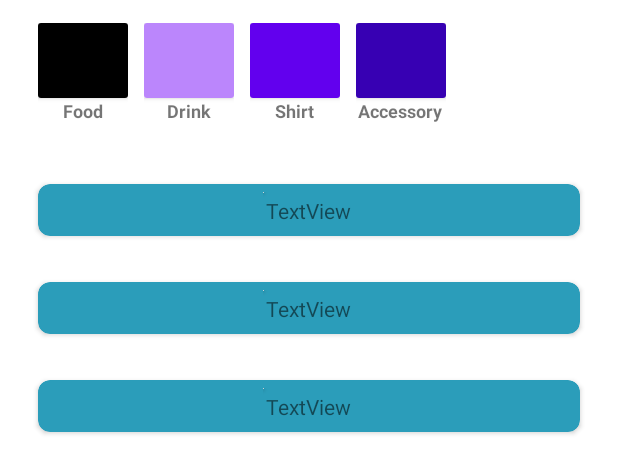
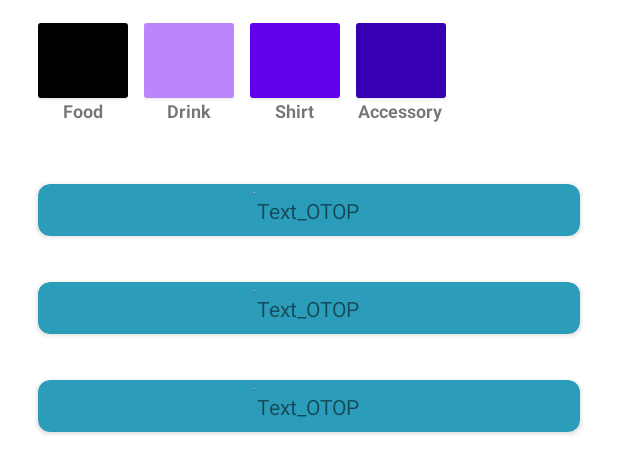
Before and after one commit to teamlove29/atChiangMai, an Android app: the layout activity_otop.xml on its own in the app's theme, with its tools: preview values and no code run, on a phone screen of 412 x 824 dp. Shown: the top 473 px of the screen. Run offline under Robolectric (Android 15) with nearby library versions, the phone set to English and light mode, and no system bars.

Commit message:
Added: Get Data From Firestore Remain: Edit UI

```diff
--- a/app/src/main/AndroidManifest.xml
+++ b/app/src/main/AndroidManifest.xml
@@ -1,6 +1,8 @@
 <?xml version="1.0" encoding="utf-8"?>
 <manifest xmlns:android="http://schemas.android.com/apk/res/android"
     package="com.alw.atchiangmai">
+
+    <uses-permission android:name="android.permission.INTERNET" />
 
     <application
         android:allowBackup="true"
@@ -12,7 +14,7 @@
 <!--        <activity android:name=".activity.OTOPActivity" android:parentActivityName=".activity.MainActivity"/>-->
 
         <!--    Main Activity    -->
-        <activity android:name=".activity.OTOPActivity">
+        <activity android:name=".OTOPActivity">
             <intent-filter>
                 <action android:name="android.intent.action.MAIN" />
 
--- a/app/src/main/java/com/alw/atchiangmai/activity/MainActivity.kt
+++ b/app/src/main/java/com/alw/atchiangmai/MainActivity.kt
@@ -1,9 +1,8 @@
-package com.alw.atchiangmai.activity
+package com.alw.atchiangmai
 
 import android.content.Intent
 import androidx.appcompat.app.AppCompatActivity
 import android.os.Bundle
-import com.alw.atchiangmai.R
 import kotlinx.android.synthetic.main.activity_main.*
 
 class MainActivity : AppCompatActivity() {
--- /dev/null
+++ b/app/src/main/java/com/alw/atchiangmai/Model/OTOP_Model.kt
@@ -0,0 +1,6 @@
+package com.alw.atchiangmai.Model
+
+data class OTOP_Model(
+    val otopImage: String,
+    val otopItemText: String) {
+}
--- a/app/src/main/java/com/alw/atchiangmai/data/OTOPdata.kt
+++ /dev/null
@@ -1,6 +0,0 @@
-package com.alw.atchiangmai.data
-
-import android.graphics.Bitmap
-import android.media.Image
-
-data class OTOPdata (val otopImage: Int, val otopItemText: String)
--- a/app/src/main/res/layout/activity_main.xml
+++ b/app/src/main/res/layout/activity_main.xml
@@ -4,7 +4,7 @@
     xmlns:tools="http://schemas.android.com/tools"
     android:layout_width="match_parent"
     android:layout_height="match_parent"
-    tools:context=".activity.MainActivity">
+    tools:context=".MainActivity">
 
     <Button
         android:id="@+id/btnOTOP"
--- a/app/src/main/res/layout/activity_otop.xml
+++ b/app/src/main/res/layout/activity_otop.xml
@@ -38,10 +38,13 @@
                         android:rowCount="1">
 
                         <LinearLayout
+                            android:id="@+id/linearFoodOtop"
+                            android:tag="FoodOtop"
                             android:layout_width="match_parent"
                             android:layout_height="match_parent"
                             android:orientation="vertical"
-                            android:padding="5dp">
+                            android:padding="5dp"
+                            android:onClick="showOTOPitem">
 
                             <androidx.cardview.widget.CardView
                                 android:id="@+id/cvFoodOtop"
@@ -62,10 +65,13 @@
                         </LinearLayout>
 
                         <LinearLayout
+                            android:id="@+id/linearDrinkOtop"
+                            android:tag="DrinkOtop"
                             android:layout_width="match_parent"
                             android:layout_height="match_parent"
                             android:orientation="vertical"
-                            android:padding="5dp">
+                            android:padding="5dp"
+                            android:onClick="showOTOPitem">
 
                             <androidx.cardview.widget.CardView
                                 android:id="@+id/cvDrinkOtop"
@@ -87,10 +93,13 @@
 
 
                         <LinearLayout
+                            android:id="@+id/linearShirtOtop"
+                            android:tag="ShirtsOtop"
                             android:layout_width="match_parent"
                             android:layout_height="match_parent"
                             android:orientation="vertical"
-                            android:padding="5dp">
+                            android:padding="5dp"
+                            android:onClick="showOTOPitem">
 
                             <androidx.cardview.widget.CardView
                                 android:id="@+id/cvShirtOtop"
@@ -111,10 +120,13 @@
                         </LinearLayout>
 
                         <LinearLayout
+                            android:id="@+id/linearAccessOtop"
+                            android:tag="AccessoriesOtop"
                             android:layout_width="match_parent"
                             android:layout_height="match_parent"
                             android:orientation="vertical"
-                            android:padding="5dp">
+                            android:padding="5dp"
+                            android:onClick="showOTOPitem">
 
                             <androidx.cardview.widget.CardView
                                 android:id="@+id/cvAccessoriesOtop"
--- a/app/src/main/res/layout/item_otop_lists.xml
+++ b/app/src/main/res/layout/item_otop_lists.xml
@@ -37,7 +37,8 @@
                     android:layout_width="wrap_content"
                     android:layout_height="wrap_content"
                     android:scaleType="center"
-                    tools:srcCompat="@tools:sample/avatars" />
+                    tools:srcCompat="@tools:sample/avatars"
+                    android:contentDescription="@string/item_img" />
             </androidx.cardview.widget.CardView>
 
             <TextView
@@ -47,7 +48,7 @@
                 android:textAlignment="center"
                 android:layout_gravity="center_horizontal"
                 android:layout_margin="2dp"
-                android:text="TextView" />
+                android:text="@string/text_otop" />
 
 
 
--- a/app/src/main/res/values-night/strings.xml
+++ b/app/src/main/res/values-night/strings.xml
@@ -1,4 +1,6 @@
 <?xml version="1.0" encoding="utf-8"?>
 <resources>
     <string name="imgitemotop">imgItemOtop</string>
+    <string name="text_otop">Text_OTOP</string>
+    <string name="item_img">item_img</string>
 </resources>
--- a/app/src/main/res/values/strings.xml
+++ b/app/src/main/res/values/strings.xml
@@ -9,4 +9,6 @@
     <string name="back_ic">Back</string>
     <string name="otop_cart_ic">OTOP Cart</string>
     <string name="imgitemotop">imgItemOtop</string>
+    <string name="text_otop">Text_OTOP</string>
+    <string name="item_img">item_img</string>
 </resources>
```
Also changed, not shown: app/build.gradle (+13 -1 lines), app/src/main/java/com/alw/atchiangmai/Adapter/OTOP_Adapter.kt (added, +67 -0 lines), app/src/main/java/com/alw/atchiangmai/OTOPActivity.kt (added, +195 -0 lines), app/src/main/java/com/alw/atchiangmai/activity/OTOPActivity.kt (deleted, +0 -67 lines), app/src/main/java/com/alw/atchiangmai/adapter/OTOP_Adapter.kt (deleted, +0 -37 lines).
